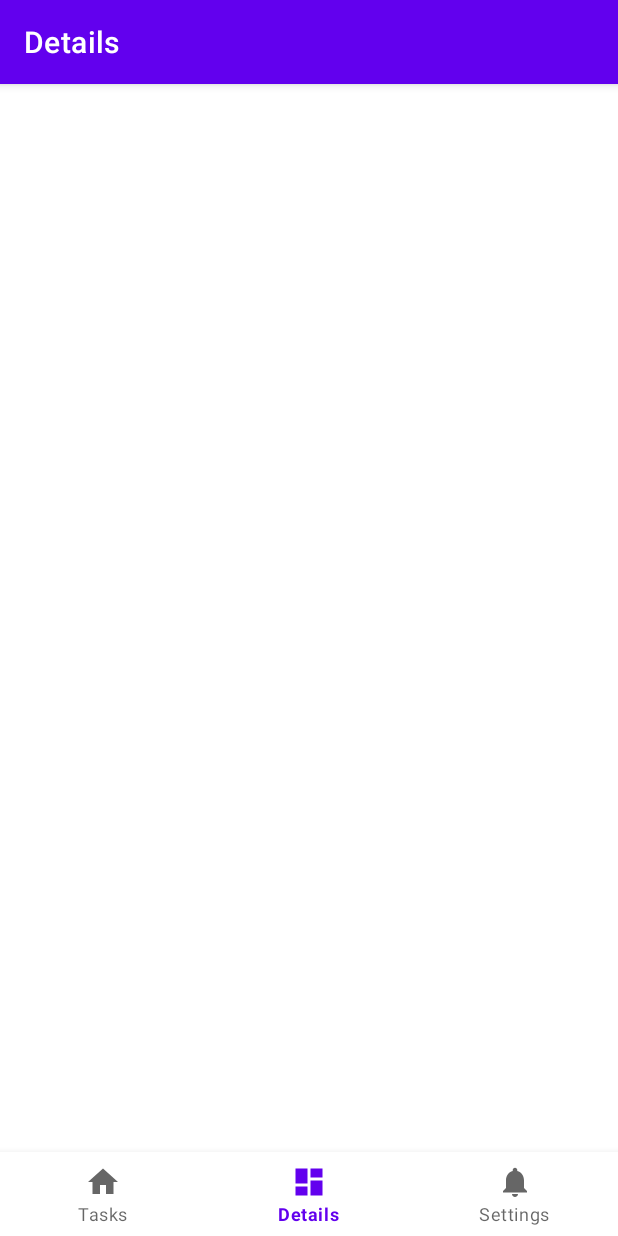
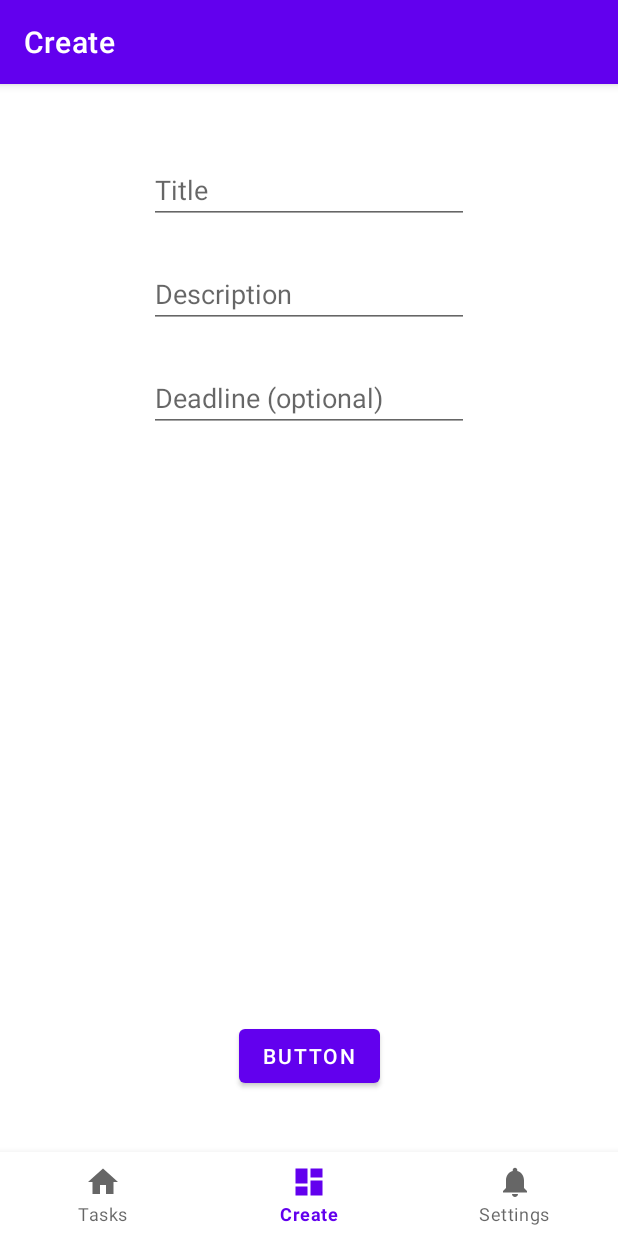
Before and after one commit to patrykdziurkowski/ToDoAndroid, an Android app: the screen it shows after launch (MainActivity), item 2 of the bottom bar chosen, on a phone screen of 412 x 824 dp. Run offline under Robolectric (Android 15) with nearby library versions, the phone set to English and light mode, and no system bars; our stand-ins replace Dagger/Hilt's generated code, navigation-ui; 17 statements that could not run were skipped.

Commit message:
Moved the task creation from activity to another fragment so that the bottom nav menu is populated

```diff
--- a/src/app/src/main/java/com/example/todoandroid/ui/MainActivity.java
+++ b/src/app/src/main/java/com/example/todoandroid/ui/MainActivity.java
@@ -44,7 +44,7 @@ public class MainActivity extends AppCompatActivity {
 
         AppBarConfiguration appBarConfiguration = new AppBarConfiguration.Builder(
                 R.id.navigation_tasks,
-                R.id.navigation_details,
+                R.id.navigation_create,
                 R.id.navigation_settings)
                 .build();
         NavController navController = Navigation.findNavController(this, R.id.nav_host_fragment_activity_main);
--- a/src/app/src/main/java/com/example/todoandroid/ui/details/DetailsFragment.java
+++ /dev/null
@@ -1,29 +0,0 @@
-package com.example.todoandroid.ui.details;
-
-import android.os.Bundle;
-import android.view.LayoutInflater;
-import android.view.View;
-import android.view.ViewGroup;
-
-import androidx.annotation.NonNull;
-import androidx.fragment.app.Fragment;
-
-import com.example.todoandroid.databinding.FragmentDetailsBinding;
-
-public class DetailsFragment extends Fragment {
-
-    private FragmentDetailsBinding binding;
-
-    public View onCreateView(@NonNull LayoutInflater inflater,
-                             ViewGroup container, Bundle savedInstanceState) {
-
-        binding = FragmentDetailsBinding.inflate(inflater, container, false);
-        return binding.getRoot();
-    }
-
-    @Override
-    public void onDestroyView() {
-        super.onDestroyView();
-        binding = null;
-    }
-}
--- a/src/app/src/main/res/layout/fragment_details.xml
+++ /dev/null
@@ -1,7 +0,0 @@
-<?xml version="1.0" encoding="utf-8"?>
-<androidx.constraintlayout.widget.ConstraintLayout xmlns:android="http://schemas.android.com/apk/res/android"
-    xmlns:app="http://schemas.android.com/apk/res-auto"
-    xmlns:tools="http://schemas.android.com/tools"
-    android:layout_width="match_parent"
-    android:layout_height="match_parent"
-    tools:context=".ui.details.DetailsFragment"/>
--- a/src/app/src/main/res/menu/bottom_nav_menu.xml
+++ b/src/app/src/main/res/menu/bottom_nav_menu.xml
@@ -7,9 +7,9 @@
         android:title="@string/title_tasks" />
 
     <item
-        android:id="@+id/navigation_details"
+        android:id="@+id/navigation_create"
         android:icon="@drawable/ic_dashboard_black_24dp"
-        android:title="@string/title_details" />
+        android:title="@string/title_create" />
 
     <item
         android:id="@+id/navigation_settings"
--- a/src/app/src/main/res/navigation/mobile_navigation.xml
+++ b/src/app/src/main/res/navigation/mobile_navigation.xml
@@ -12,10 +12,10 @@
         tools:layout="@layout/fragment_tasks" />
 
     <fragment
-        android:id="@+id/navigation_details"
-        android:name="com.example.todoandroid.ui.details.DetailsFragment"
-        android:label="@string/title_details"
-        tools:layout="@layout/fragment_details" />
+        android:id="@+id/navigation_create"
+        android:name="com.example.todoandroid.ui.create.CreateFragment"
+        android:label="@string/title_create"
+        tools:layout="@layout/fragment_create" />
 
     <fragment
         android:id="@+id/navigation_settings"
--- a/src/app/src/main/res/values/strings.xml
+++ b/src/app/src/main/res/values/strings.xml
@@ -1,6 +1,6 @@
 <resources>
     <string name="app_name">ToDoAndroid</string>
     <string name="title_tasks">Tasks</string>
-    <string name="title_details">Details</string>
+    <string name="title_create">Create</string>
     <string name="title_settings">Settings</string>
 </resources>
```
Also changed, not shown: src/app/src/main/java/com/example/todoandroid/ui/CreateTaskActivity.java (deleted, +0 -65 lines), src/app/src/main/java/com/example/todoandroid/ui/create/CreateFragment.java (added, +81 -0 lines), src/app/src/main/java/com/example/todoandroid/ui/tasks/TasksFragment.java (+0 -35 lines), src/app/src/main/java/com/example/todoandroid/viewmodel/TasksViewModel.java (+4 -15 lines), src/app/src/main/res/layout/fragment_create.xml (renamed from src/app/src/main/res/layout/activity_create_task.xml, +0 -9 lines), src/app/src/main/res/layout/fragment_tasks.xml (+0 -9 lines).
